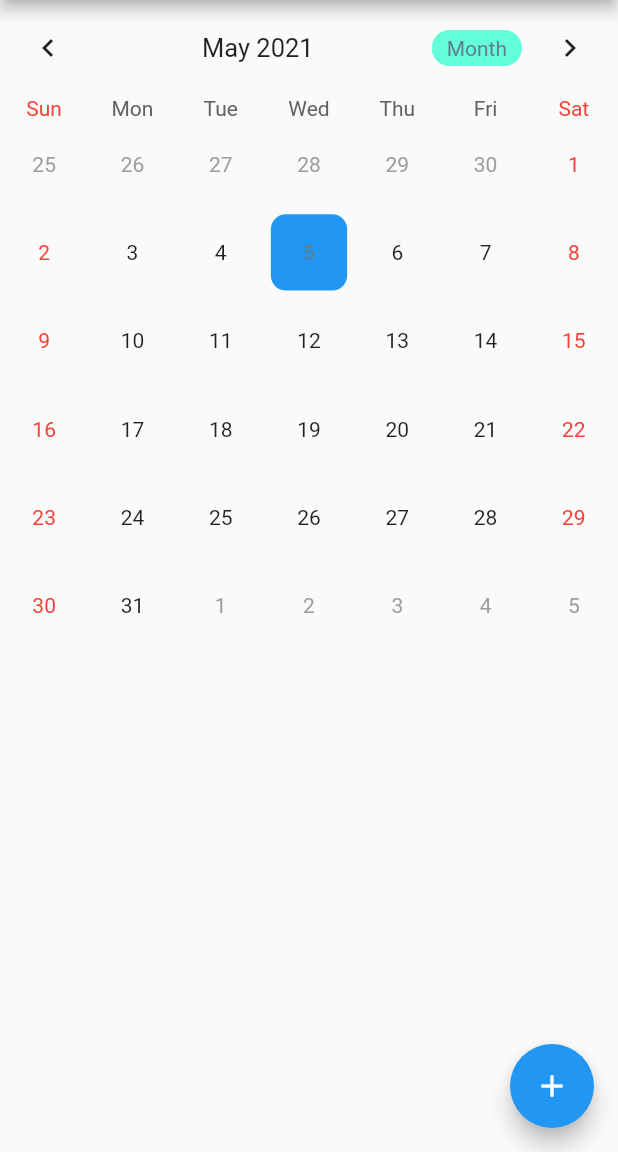
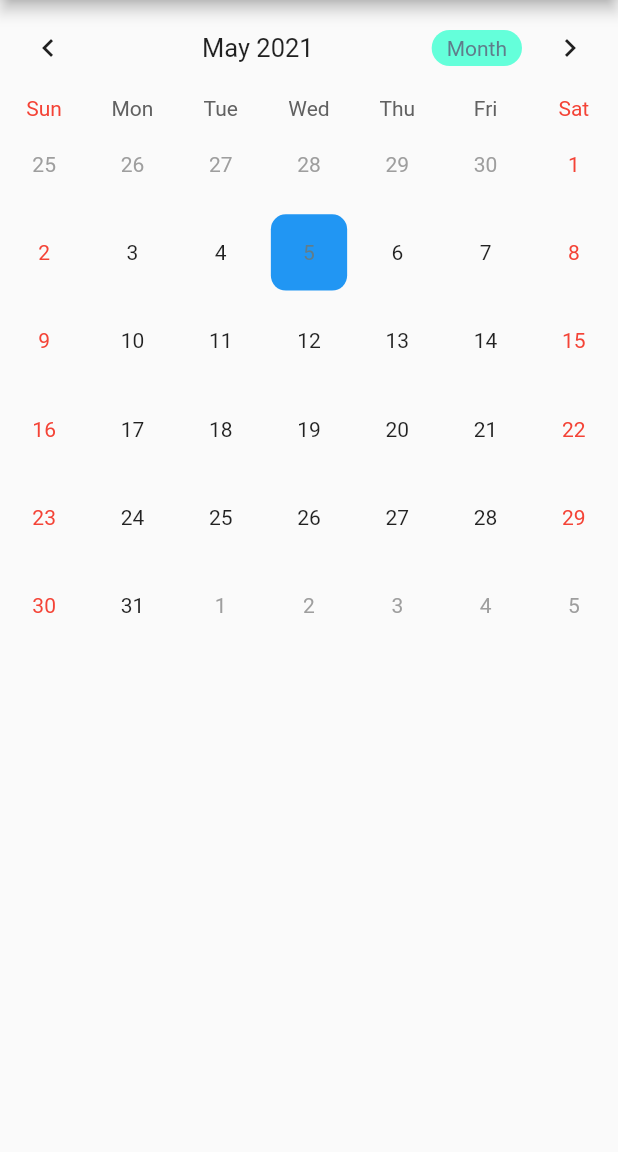
Before and after one commit to AlexaBeckerUR/nourish_my_soul, a Flutter app: the screen it shows after launch, on a phone screen of 412 x 824 dp, the part 84-1236 px from its top. Run offline on Flutter 3.47's test engine with Material 2 defaults, Android fonts, the phone set to English and light mode, and no system bars; drawn by our look-alikes of table_calendar; our stand-ins replace shared_preferences; missing offline and left inert: shared_preferences_web.

Commit message:
create test case for restricting add button to providers

```diff
--- a/lib/main.dart
+++ b/lib/main.dart
@@ -3,12 +3,12 @@ import 'package:flutter/material.dart';
 import 'package:table_calendar/table_calendar.dart';
 import 'package:shared_preferences/shared_preferences.dart';
 
-// test
+
 void main() {
-  runApp(MyApp());
+  runApp(NourishMySoul());
 }
 
-class MyApp extends StatelessWidget {
+class NourishMySoul extends StatelessWidget {
   // This widget is the root of your application.
   @override
   Widget build(BuildContext context) {
@@ -77,8 +77,9 @@ class _HomePageState extends State<HomePage> {
       ),
       body: SingleChildScrollView(
         child: Column(
-          crossAxisAlignment: CrossAxisAlignment.start,
+          crossAxisAlignment: CrossAxisAlignment.center,
           children: <Widget>[
+            _buildAddButton(),
             TableCalendar(
               events: _events,
               initialCalendarFormat: CalendarFormat.month,
@@ -138,11 +139,18 @@ class _HomePageState extends State<HomePage> {
           ],
         ),
       ),
-      floatingActionButton: FloatingActionButton(
-        child: Icon(Icons.add),
-        onPressed: _showAddDialog,
-      ),
     );
+  }
+
+  bool provider = false;
+
+  Widget _buildAddButton() {
+    return provider == true
+        ? ElevatedButton(
+      onPressed: _showAddDialog,
+      child: Icon(Icons.add),
+    )
+        : Container();
   }
 
   _showAddDialog() {
```
Also changed, not shown: 6 other files.
